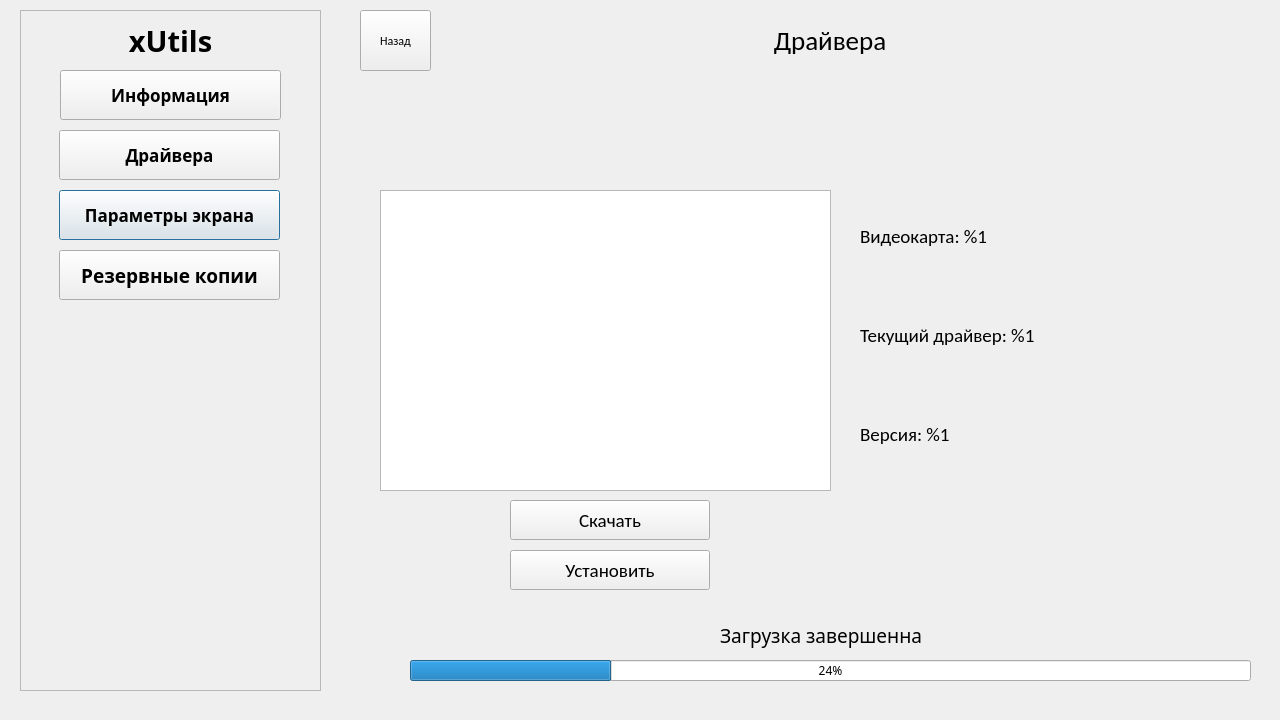
Above: ui/mainwindow.ui from Ilase/xUtiles before the change. Below: the same form after it.
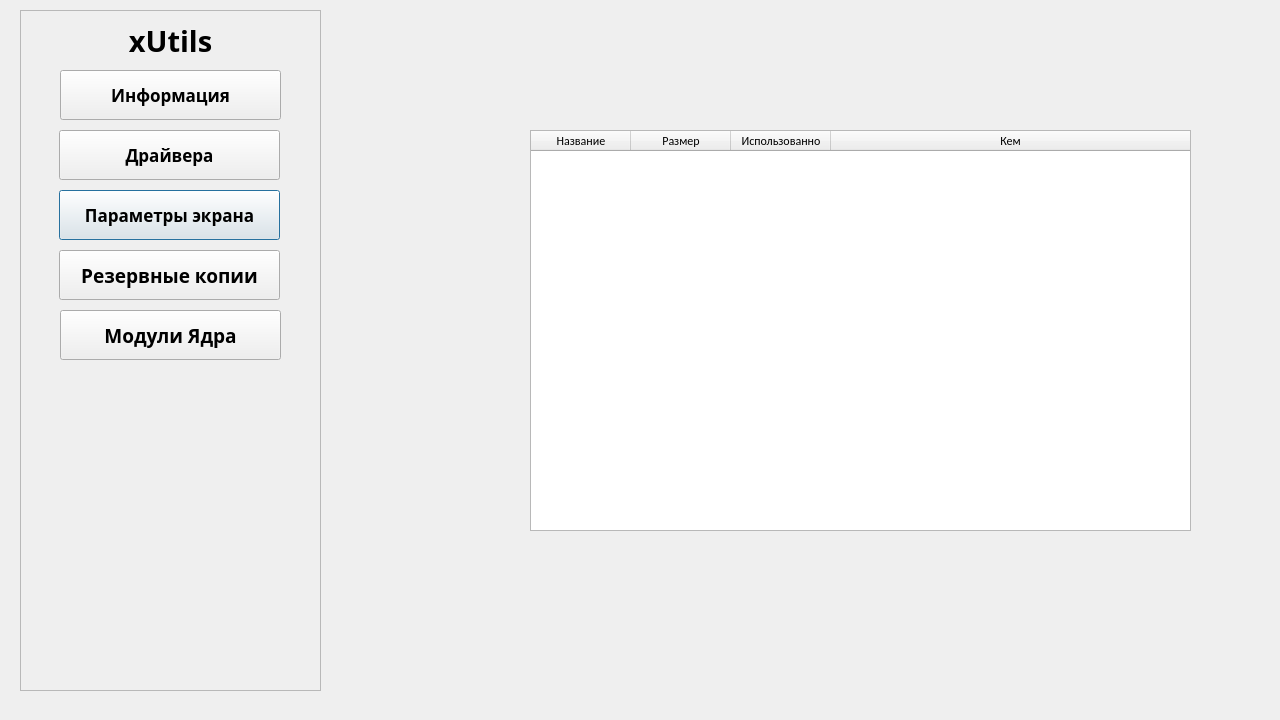
That is the form after the change. Icons and pictures are not drawn.

Commit message: Modules table

Diff of the .ui file:
```diff
--- a/ui/mainwindow.ui
+++ b/ui/mainwindow.ui
@@ -164,6 +164,27 @@
      <pixmap>logo.svg</pixmap>
     </property>
    </widget>
+   <widget class="QPushButton" name="CoreModules">
+    <property name="geometry">
+     <rect>
+      <x>40</x>
+      <y>300</y>
+      <width>221</width>
+      <height>50</height>
+     </rect>
+    </property>
+    <property name="font">
+     <font>
+      <family>Microsoft YaHei UI Light</family>
+      <pointsize>14</pointsize>
+      <weight>75</weight>
+      <bold>true</bold>
+     </font>
+    </property>
+    <property name="text">
+     <string>Модули Ядра</string>
+    </property>
+   </widget>
   </widget>
   <widget class="QStackedWidget" name="stackedWidget">
    <property name="geometry">
@@ -180,7 +201,7 @@
     </font>
    </property>
    <property name="currentIndex">
-    <number>1</number>
+    <number>5</number>
    </property>
    <widget class="QWidget" name="pageInformation">
     <widget class="QLabel" name="label_13">
@@ -1299,6 +1320,59 @@
      </property>
     </widget>
    </widget>
+   <widget class="QWidget" name="pageModules">
+    <widget class="QTableWidget" name="tableModules">
+     <property name="geometry">
+      <rect>
+       <x>170</x>
+       <y>120</y>
+       <width>661</width>
+       <height>401</height>
+      </rect>
+     </property>
+     <attribute name="horizontalHeaderVisible">
+      <bool>true</bool>
+     </attribute>
+     <attribute name="horizontalHeaderCascadingSectionResizes">
+      <bool>false</bool>
+     </attribute>
+     <attribute name="horizontalHeaderShowSortIndicator" stdset="0">
+      <bool>true</bool>
+     </attribute>
+     <attribute name="horizontalHeaderStretchLastSection">
+      <bool>true</bool>
+     </attribute>
+     <attribute name="verticalHeaderVisible">
+      <bool>false</bool>
+     </attribute>
+     <attribute name="verticalHeaderHighlightSections">
+      <bool>false</bool>
+     </attribute>
+     <attribute name="verticalHeaderShowSortIndicator" stdset="0">
+      <bool>false</bool>
+     </attribute>
+     <column>
+      <property name="text">
+       <string>Название</string>
+      </property>
+     </column>
+     <column>
+      <property name="text">
+       <string>Размер</string>
+      </property>
+     </column>
+     <column>
+      <property name="text">
+       <string>Использованно</string>
+      </property>
+     </column>
+     <column>
+      <property name="text">
+       <string>Кем</string>
+      </property>
+     </column>
+    </widget>
+   </widget>
   </widget>
   <widget class="QFrame" name="frame_2">
    <property name="enabled">
```
The commit also changes 3 other files.
